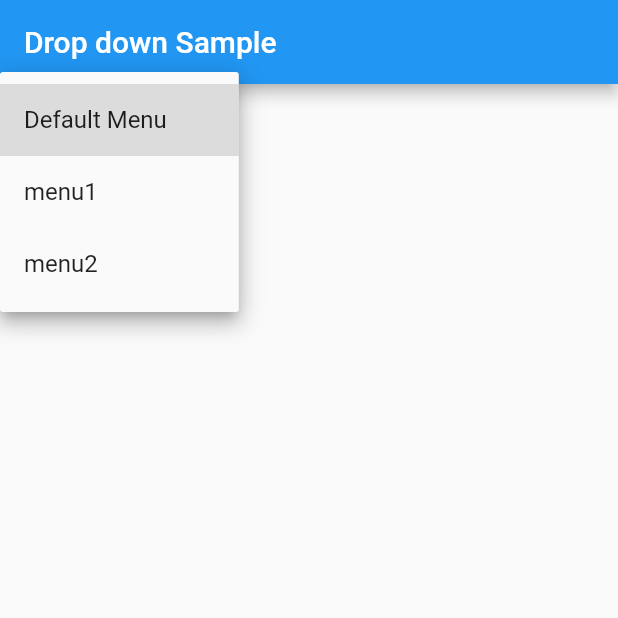
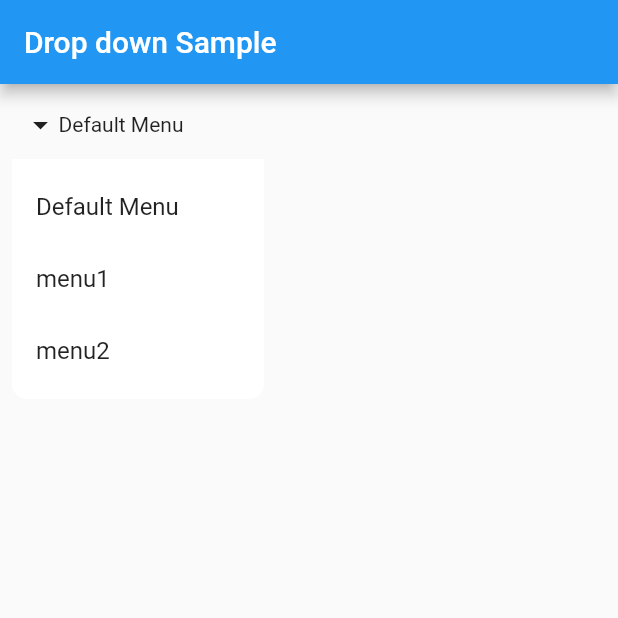
Before and after one commit to jungmonster/flutter_study, a Flutter app: the screen it shows after launch, after a tap on "Default Menu", on a phone screen of 412 x 824 dp, the top half of it. Run offline on Flutter 3.47's test engine with Material 2 defaults, Android fonts, the phone set to English and light mode, and no system bars; our stand-ins replace get.

Commit message:
Feature : add popupmenu using getx - step 2

```diff
--- /dev/null
+++ b/getx_dropdown_menu/lib/components/popup_menu_button_widget.dart
@@ -0,0 +1,47 @@
+import 'package:flutter/material.dart';
+import 'package:get/get.dart';
+import 'package:getx_dropdown_menu/controller/dropdown_button_controller.dart';
+
+class PopupMenuButtonWidget extends GetView<DropdownButtonController> {
+  const PopupMenuButtonWidget({Key? key}) : super(key: key);
+
+  @override
+  Widget build(BuildContext context) {
+    return PopupMenuButton(
+        offset: const Offset(0, 50),
+        elevation: 0,
+        shape: ShapeBorder.lerp(
+            RoundedRectangleBorder(
+                borderRadius: BorderRadius.only(
+              bottomLeft: Radius.circular(10),
+              bottomRight: Radius.circular(10),
+            )),
+            RoundedRectangleBorder(
+                borderRadius: BorderRadius.only(
+              topLeft: Radius.circular(10),
+              topRight: Radius.circular(10),
+            )),
+            0),
+        onSelected: (int index) {
+          controller.changeDropdownMenu(index);
+        },
+        itemBuilder: (BuildContext context) {
+          return DropdownMenu.values
+              .map((menu_index) => PopupMenuItem(
+                    value: menu_index.index,
+                    child: Text(menu_index.name),
+                  ))
+              .toList();
+        },
+        child: Obx(
+          () => Container(
+              padding: EdgeInsets.all(15),
+              child: Row(
+                children: [
+                  Icon(Icons.arrow_drop_down),
+                  Text(controller.currentItem.value.name),
+                ],
+              )),
+        ));
+  }
+}
--- a/getx_dropdown_menu/lib/src/app.dart
+++ b/getx_dropdown_menu/lib/src/app.dart
@@ -1,6 +1,7 @@
 import 'package:flutter/material.dart';
 import 'package:get/get_state_manager/get_state_manager.dart';
 import 'package:getx_dropdown_menu/components/dropdown_button_widget.dart';
+import 'package:getx_dropdown_menu/components/popup_menu_button_widget.dart';
 import 'package:getx_dropdown_menu/controller/dropdown_button_controller.dart';
 import 'package:getx_dropdown_menu/pages/default_page.dart';
 import 'package:getx_dropdown_menu/pages/page1.dart';
@@ -17,7 +18,8 @@ class App extends GetView<DropdownButtonController> {
       ),
       body: Column(
         children: [
-          DropdownButtonWidget(),
+          // DropdownButtonWidget(),
+          PopupMenuButtonWidget(),
           Expanded(
             child: Obx(() {
               switch (controller.currentItem.value) {
```
Also changed, not shown: 1 other file.
